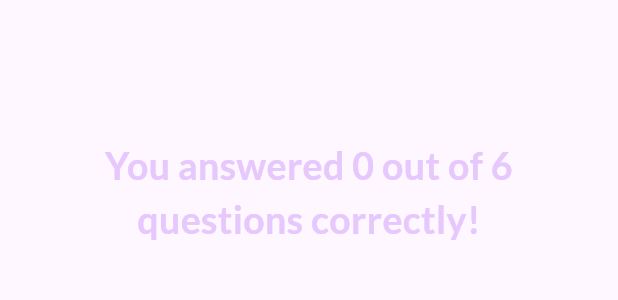
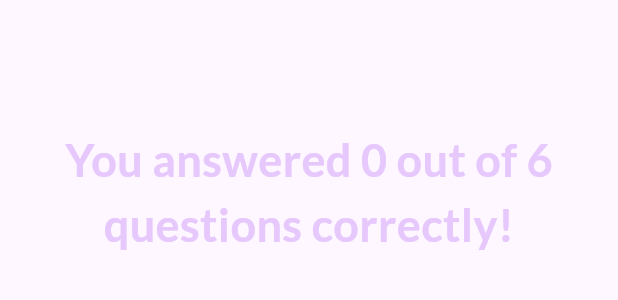
Before and after one commit to Canbozyigitt/Flutter, a Flutter app: the ResultsScreen widget shown alone on an empty page, opened directly with empty values, on a phone screen of 412 x 824 dp. Shown: the top 300 px of the screen. Run offline on Flutter 3.47's test engine with Material 3 defaults, Android fonts, the phone set to English and light mode, and no system bars; our stand-ins replace google_fonts.

Commit message:
Update results_screen.dart

```diff
--- a/quiz_app/lib/results_screen.dart
+++ b/quiz_app/lib/results_screen.dart
@@ -50,7 +50,7 @@ class ResultsScreen extends StatelessWidget {
               'You answered $numCorrectQuestions out of $numTotalQuestions questions correctly!',
               style: GoogleFonts.lato(
                 color: const Color.fromARGB(255, 230, 200, 253),
-                fontSize: 25,
+                fontSize: 30,
                 fontWeight: FontWeight.bold,
               ),
               textAlign: TextAlign.center,
```
